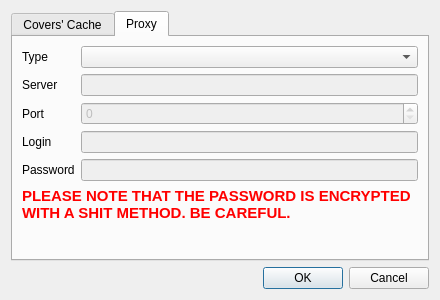
Qt form qwbfs/src/PropertiesDialog.ui (amestica/qwbfs) before a commit.
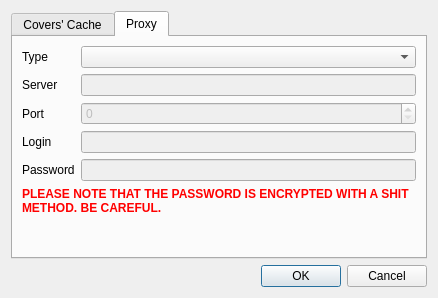
The same form after that commit. The open tabs and pages were chosen to show the change. Icons and pictures are not drawn.

What changed in the file:
```diff
--- a/qwbfs/src/PropertiesDialog.ui
+++ b/qwbfs/src/PropertiesDialog.ui
@@ -6,8 +6,8 @@
    <rect>
     <x>0</x>
     <y>0</y>
-    <width>440</width>
-    <height>300</height>
+    <width>438</width>
+    <height>298</height>
    </rect>
   </property>
   <property name="windowTitle">
@@ -281,7 +281,6 @@
          </property>
          <property name="font">
           <font>
-           <pointsize>11</pointsize>
            <weight>75</weight>
            <bold>true</bold>
           </font>
```
Left out of the diff: 2 changed lines with no effect on the pictures.
